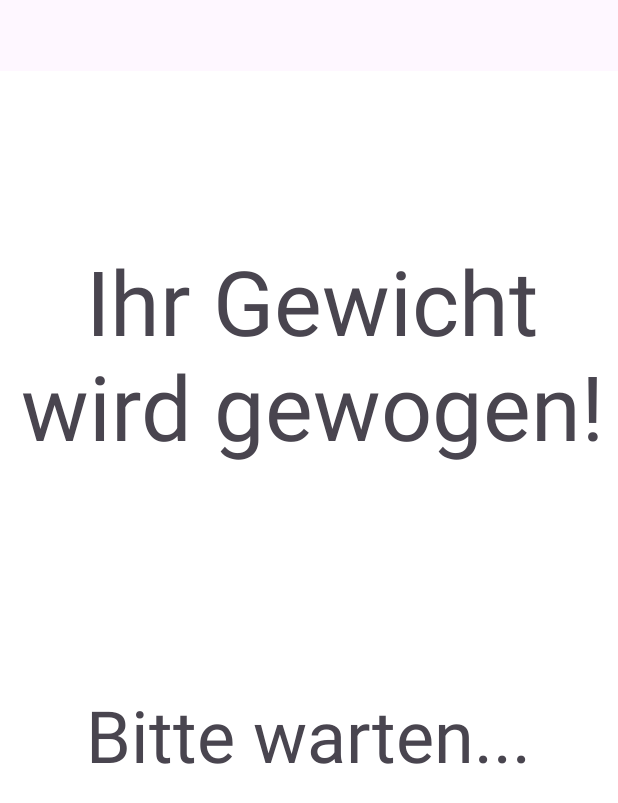
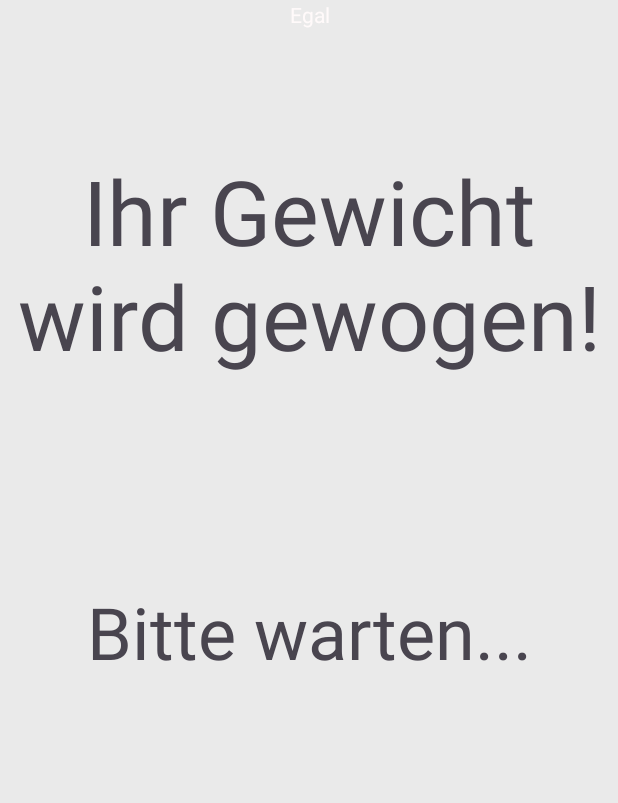
Before and after one commit to Fravincii/MensaHaw, an Android app: the CheckoutActivity screen opened directly, with no data from a screen before it, on a phone screen of 412 x 824 dp. Shown: the top 803 px of the screen. Run offline under Robolectric (Android 15) with nearby library versions, the phone set to English and light mode, and no system bars; libraries missing offline, so code that uses them is left out: com.hivemq.client; 2 statements that could not run were skipped.

Commit message:
View updated

```diff
--- a/app/src/main/res/layout/activity_checkout.xml
+++ b/app/src/main/res/layout/activity_checkout.xml
@@ -10,114 +10,102 @@
         android:id="@+id/dish"
         android:layout_width="wrap_content"
         android:layout_height="wrap_content"
-        android:layout_marginBottom="340dp"
+        android:layout_marginTop="24dp"
         android:ems="10"
         android:text="@string/_260_kg"
         android:textAlignment="center"
         android:textSize="34sp"
-        app:layout_constraintBottom_toBottomOf="parent"
         app:layout_constraintEnd_toEndOf="parent"
-        app:layout_constraintHorizontal_bias="0.497"
-        app:layout_constraintStart_toStartOf="parent" />
+        app:layout_constraintStart_toStartOf="parent"
+        app:layout_constraintTop_toBottomOf="@+id/dishheadline" />
 
     <TextView
         android:id="@+id/price"
         android:layout_width="wrap_content"
         android:layout_height="wrap_content"
+        android:layout_marginTop="32dp"
         android:ems="10"
         android:inputType="numberDecimal"
         android:singleLine="false"
         android:text="@string/_22_3"
         android:textAlignment="center"
         android:textSize="34sp"
-        app:layout_constraintBottom_toTopOf="@+id/dish"
         app:layout_constraintEnd_toEndOf="parent"
-        app:layout_constraintHorizontal_bias="0.497"
         app:layout_constraintStart_toStartOf="parent"
-        app:layout_constraintTop_toTopOf="parent"
-        app:layout_constraintVertical_bias="0.71" />
+        app:layout_constraintTop_toBottomOf="@+id/priceheadline" />
 
     <TextView
         android:id="@+id/priceheadline"
-        android:layout_width="411dp"
-        android:layout_height="65dp"
+        android:layout_width="0dp"
+        android:layout_height="wrap_content"
+        android:layout_marginTop="32dp"
         android:background="#FF9800"
         android:backgroundTint="#FF9800"
         android:text="@string/preis"
         android:textAlignment="center"
-        android:textSize="34sp"
-        app:layout_constraintBottom_toTopOf="@+id/price"
+        android:textSize="60sp"
         app:layout_constraintEnd_toEndOf="parent"
-        app:layout_constraintHorizontal_bias="0.0"
         app:layout_constraintStart_toStartOf="parent"
-        app:layout_constraintTop_toTopOf="parent"
-        app:layout_constraintVertical_bias="1.0" />
+        app:layout_constraintTop_toBottomOf="@+id/loadingtexthead" />
 
     <TextView
         android:id="@+id/dishheadline"
-        android:layout_width="411dp"
-        android:layout_height="65dp"
+        android:layout_width="0dp"
+        android:layout_height="wrap_content"
+        android:layout_marginTop="32dp"
         android:background="#FF9800"
         android:text="@string/gewicht"
         android:textAlignment="center"
-        android:textSize="34sp"
-        app:layout_constraintBottom_toTopOf="@+id/dish"
+        android:textSize="60sp"
         app:layout_constraintEnd_toEndOf="parent"
-        app:layout_constraintHorizontal_bias="0.0"
         app:layout_constraintStart_toStartOf="parent"
-        app:layout_constraintTop_toBottomOf="@+id/price"
-        app:layout_constraintVertical_bias="1.0" />
+        app:layout_constraintTop_toBottomOf="@+id/price" />
 
     <Button
         android:id="@+id/paybutton"
-        android:layout_width="183dp"
-        android:layout_height="74dp"
+        android:layout_width="wrap_content"
+        android:layout_height="wrap_content"
+        android:layout_marginEnd="24dp"
+        android:layout_marginBottom="40dp"
         android:backgroundTint="#FF9800"
         android:text="@string/bezahlen"
         android:textSize="24sp"
-        app:layout_constraintBottom_toBottomOf="parent"
-        app:layout_constraintEnd_toEndOf="parent"
-        app:layout_constraintHorizontal_bias="0.881"
-        app:layout_constraintStart_toStartOf="parent"
-        app:layout_constraintTop_toBottomOf="@+id/dish"
-        app:layout_constraintVertical_bias="0.492" />
+        app:layout_constraintBottom_toBottomOf="@+id/loadingscreen"
+        app:layout_constraintEnd_toEndOf="parent" />
 
     <Button
         android:id="@+id/cancelbutton"
-        android:layout_width="183dp"
-        android:layout_height="74dp"
+        android:layout_width="wrap_content"
+        android:layout_height="wrap_content"
+        android:layout_marginStart="24dp"
+        android:layout_marginBottom="40dp"
         android:backgroundTint="#B1271C"
         android:text="@string/abbrechen"
         android:textSize="24sp"
-        app:layout_constraintBottom_toBottomOf="@+id/paybutton"
-        app:layout_constraintEnd_toStartOf="@+id/paybutton"
-        app:layout_constraintHorizontal_bias="1.0"
-        app:layout_constraintStart_toStartOf="parent"
-        app:layout_constraintTop_toTopOf="@+id/paybutton"
-        app:layout_constraintVertical_bias="0.0" />
+        app:layout_constraintBottom_toBottomOf="@+id/loadingscreen"
+        app:layout_constraintStart_toStartOf="parent" />
 
     <TextView
         android:id="@+id/dishname"
         android:layout_width="312dp"
         android:layout_height="31dp"
+        android:layout_marginTop="32dp"
         android:text="@string/gewichtetes_tagesgericht"
         android:textAlignment="center"
         android:textSize="24sp"
-        app:layout_constraintBottom_toTopOf="@+id/priceheadline"
         app:layout_constraintEnd_toEndOf="parent"
         app:layout_constraintHorizontal_bias="0.494"
         app:layout_constraintStart_toStartOf="parent"
-        app:layout_constraintTop_toTopOf="parent"
-        app:layout_constraintVertical_bias="0.62" />
+        app:layout_constraintTop_toTopOf="@+id/loadingscreen" />
 
     <TextView
         android:id="@+id/loadingscreen"
-        android:layout_width="415dp"
-        android:layout_height="730dp"
-        android:background="#FFFFFF"
+        android:layout_width="0dp"
+        android:layout_height="0dp"
+        android:background="#EAEAEA"
         android:text="Egal"
         android:textAlignment="center"
-        android:textColor="#FFFFFF"
+        android:textColor="#FFFAFA"
         app:layout_constraintBottom_toBottomOf="parent"
         app:layout_constraintEnd_toEndOf="parent"
         app:layout_constraintStart_toStartOf="parent"
@@ -127,27 +115,26 @@
         android:id="@+id/loadingtexthead"
         android:layout_width="wrap_content"
         android:layout_height="wrap_content"
+        android:layout_marginTop="100dp"
         android:text="@string/ihr_gewicht_wird_gewogen"
         android:textAlignment="center"
         android:textSize="60sp"
-        app:layout_constraintBottom_toBottomOf="@+id/loadingscreen"
         app:layout_constraintEnd_toEndOf="@+id/loadingscreen"
-        app:layout_constraintHorizontal_bias="1.0"
         app:layout_constraintStart_toStartOf="parent"
-        app:layout_constraintTop_toTopOf="@+id/loadingscreen"
-        app:layout_constraintVertical_bias="0.195" />
+        app:layout_constraintTop_toTopOf="parent" />
 
     <TextView
         android:id="@+id/loadinscreentext"
-        android:layout_width="wrap_content"
+        android:layout_width="0dp"
         android:layout_height="wrap_content"
+        android:layout_marginStart="32dp"
+        android:layout_marginTop="138dp"
+        android:layout_marginEnd="32dp"
         android:text="@string/bitte_warten"
+        android:textAlignment="center"
         android:textSize="48sp"
-        app:layout_constraintBottom_toBottomOf="parent"
         app:layout_constraintEnd_toEndOf="parent"
-        app:layout_constraintHorizontal_bias="0.495"
         app:layout_constraintStart_toStartOf="parent"
-        app:layout_constraintTop_toBottomOf="@+id/price"
-        app:layout_constraintVertical_bias="0.347" />
+        app:layout_constraintTop_toBottomOf="@+id/loadingtexthead" />
 
 </androidx.constraintlayout.widget.ConstraintLayout>
```
